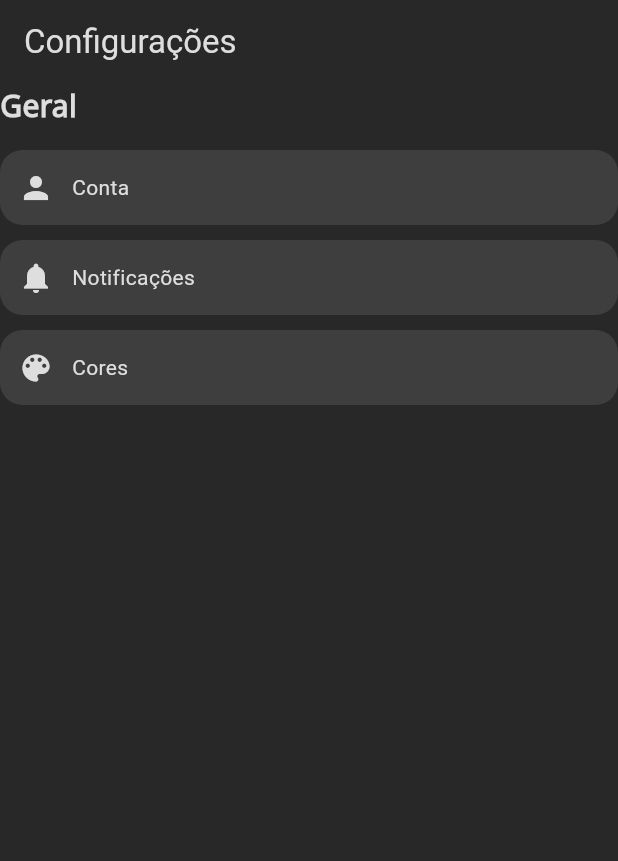
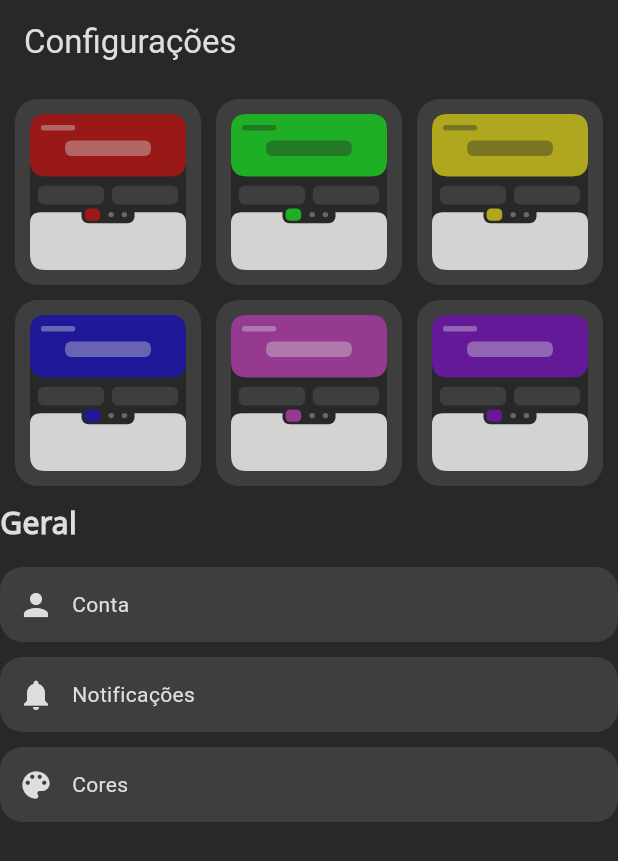
Before and after one commit to MarcoosDev/AppFinance, a Flutter app: the Settings screen opened by its route, on a phone screen of 412 x 824 dp. Shown: the top 861 px of the screen. Run offline on Flutter 3.47's test engine with Material 3 defaults, Android fonts, the phone set to English and light mode, and no system bars; our stand-ins replace flutter_svg, go_router; project files that could hold a hidden picture were left out.

Commit message:
Adicionado uma interface para futura edição de trma do app

```diff
--- /dev/null
+++ b/lib/config/enum_colors.dart
@@ -0,0 +1 @@
+enum OptionsColor { vermelho, verde, amarelo, azul, roxo, rosa }
--- a/lib/models/user_model.dart
+++ b/lib/models/user_model.dart
@@ -1,15 +1,4 @@
-import 'package:flutter/material.dart';
-
-enum PreferenceColor {
-  verde(Color.fromARGB(255, 23, 182, 15)),
-  roxo(Color.fromARGB(255, 160, 126, 183)),
-  amarelo(Color.fromARGB(255, 182, 182, 15)),
-  rosa(Color.fromARGB(255, 149, 57, 145));
-
-  final Color color;
-
-  const PreferenceColor(this.color);
-}
+import 'package:app_financeiro_autoral/config/enum_colors.dart';
 
 class UserModel {
   const UserModel({
@@ -20,5 +9,5 @@ class UserModel {
 
   final String name;
   final double saldoInicial;
-  final PreferenceColor corThema;
+  final OptionsColor corThema;
 }
--- a/lib/routes/app_routes.dart
+++ b/lib/routes/app_routes.dart
@@ -1,4 +1,5 @@
 import 'package:app_financeiro_autoral/models/user_model.dart';
+import 'package:app_financeiro_autoral/config/enum_colors.dart';
 import 'package:app_financeiro_autoral/screens/home/home_page.dart';
 import 'package:app_financeiro_autoral/screens/settings/settings.dart';
 import 'package:go_router/go_router.dart';
@@ -6,7 +7,7 @@ import 'package:go_router/go_router.dart';
 final UserModel us = UserModel(
   name: "Marcos Vinicius",
   saldoInicial: 572.24,
-  corThema: PreferenceColor.roxo,
+  corThema: OptionsColor.roxo,
 ); //Isso é temporario
 
 GoRouter router = GoRouter(
--- a/lib/screens/settings/settings.dart
+++ b/lib/screens/settings/settings.dart
@@ -1,4 +1,5 @@
 import 'package:app_financeiro_autoral/screens/settings/widgets/options_widgets.dart';
+import 'package:app_financeiro_autoral/screens/settings/widgets/theme_widget.dart';
 import 'package:flutter/material.dart';
 import 'package:app_financeiro_autoral/config/app_colors.dart';
 
@@ -24,12 +25,17 @@ class _SettingsState extends State<Settings> {
       ),
       backgroundColor: theme.background,
       body: SingleChildScrollView(
-        child: SettingsWidget(
-          label: "Geral",
+        child: Column(
           children: [
-            SettingOption(icon: Icons.person, label: "Conta"),
-            SettingOption(icon: Icons.notifications, label: "Notificações"),
-            SettingOption(icon: Icons.color_lens, label: "Cores"),
+            ThemeWidget(),
+            SettingsWidget(
+              label: "Geral",
+              children: [
+                SettingOption(icon: Icons.person, label: "Conta"),
+                SettingOption(icon: Icons.notifications, label: "Notificações"),
+                SettingOption(icon: Icons.color_lens, label: "Cores"),
+              ],
+            ),
           ],
         ),
       ),
--- a/lib/screens/settings/widgets/theme_widget.dart
+++ b/lib/screens/settings/widgets/theme_widget.dart
@@ -0,0 +1,69 @@
+import 'package:app_financeiro_autoral/config/app_colors.dart';
+import 'package:flutter/material.dart';
+import 'package:flutter_svg/flutter_svg.dart';
+
+class ThemeWidget extends StatefulWidget {
+  const ThemeWidget({super.key});
+
+  @override
+  State<ThemeWidget> createState() => _ThemeWidgetState();
+}
+
+class _ThemeWidgetState extends State<ThemeWidget> {
+  @override
+  Widget build(BuildContext context) {
+    return Padding(
+      padding: EdgeInsets.all(10),
+      child: Column(
+        spacing: 10,
+        children: [
+          Row(
+            mainAxisAlignment: MainAxisAlignment.center,
+            spacing: 10,
+            children: [
+              ThemePreview(color: "vermelho"),
+              ThemePreview(color: "verde"),
+              ThemePreview(color: "amarelo"),
+            ],
+          ),
+
+          Row(
+            mainAxisAlignment: MainAxisAlignment.center,
+            spacing: 10,
+            children: [
+              ThemePreview(color: "azul"),
+              ThemePreview(color: "rosa"),
+              ThemePreview(color: "roxo"),
+            ],
+          ),
+        ],
+      ),
+    );
+  }
+}
+
+class ThemePreview extends StatelessWidget {
+  const ThemePreview({super.key, required this.color});
+  final String color;
+  @override
+  Widget build(BuildContext context) {
+    return Expanded(
+      child: LayoutBuilder(
+        builder: (context, constraints) => InkWell(
+          child: Ink(
+            height: constraints.maxWidth,
+            decoration: BoxDecoration(
+              color: theme.backgroundButtonsFlutuant,
+              borderRadius: BorderRadius.all(Radius.circular(15)),
+            ),
+            child: Padding(
+              padding: EdgeInsets.all(10),
+
+              child: SvgPicture.asset('assets/skeletons_theme/$color.svg'),
+            ),
+          ),
+        ),
+      ),
+    );
+  }
+}
--- a/pubspec.yaml
+++ b/pubspec.yaml
@@ -56,6 +56,8 @@ dev_dependencies:
 flutter:
   assets:
     - assets/icons/
+    - assets/skeletons_theme/
+
   fonts:
 
     - family: Coiny
```
Also changed, not shown: assets/skeletons_theme/amarelo.svg (added), assets/skeletons_theme/azul.svg (added), assets/skeletons_theme/rosa.svg (added), assets/skeletons_theme/roxo.svg (added), assets/skeletons_theme/skeleton-tema-amarelo.svg (deleted), assets/skeletons_theme/skeleton-tema-azul.svg (deleted), assets/skeletons_theme/skeleton-tema-rosa.svg (deleted), assets/skeletons_theme/skeleton-tema-roxo.svg (deleted), assets/skeletons_theme/skeleton-tema-verde.svg (deleted), assets/skeletons_theme/skeleton-tema-vermelho.svg (deleted), assets/skeletons_theme/verde.svg (added), assets/skeletons_theme/vermelho.svg (added).
